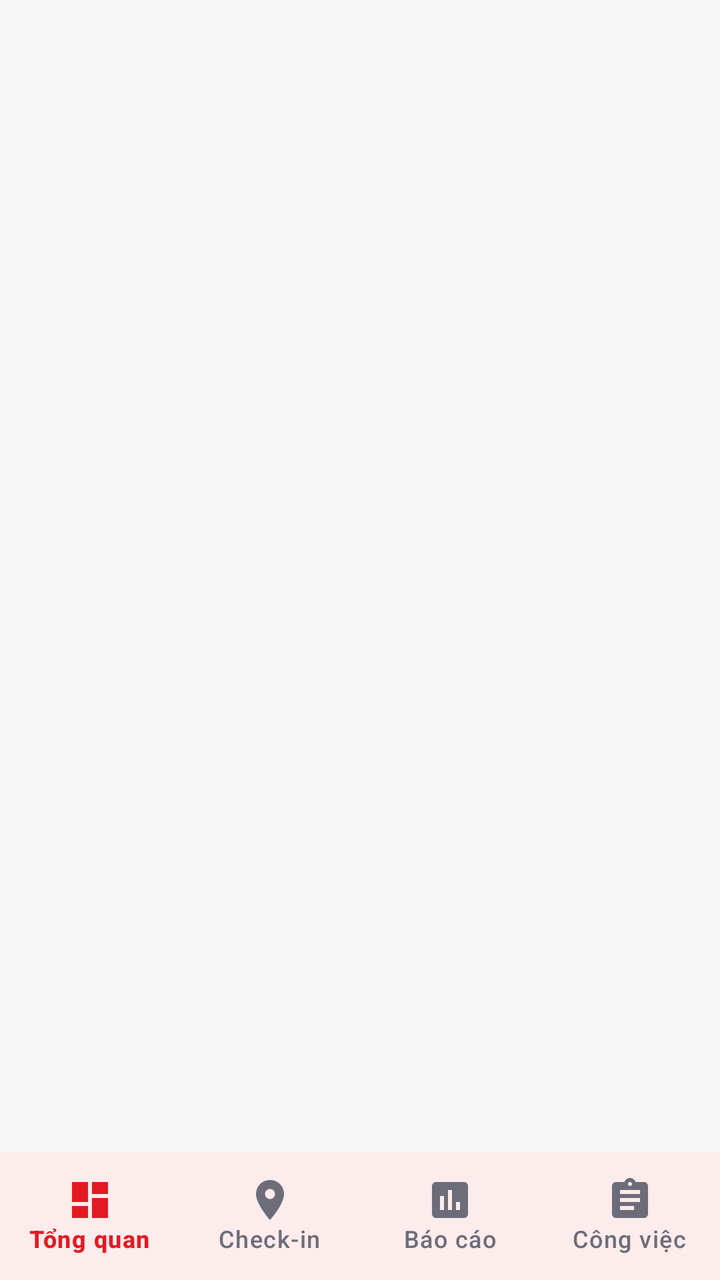
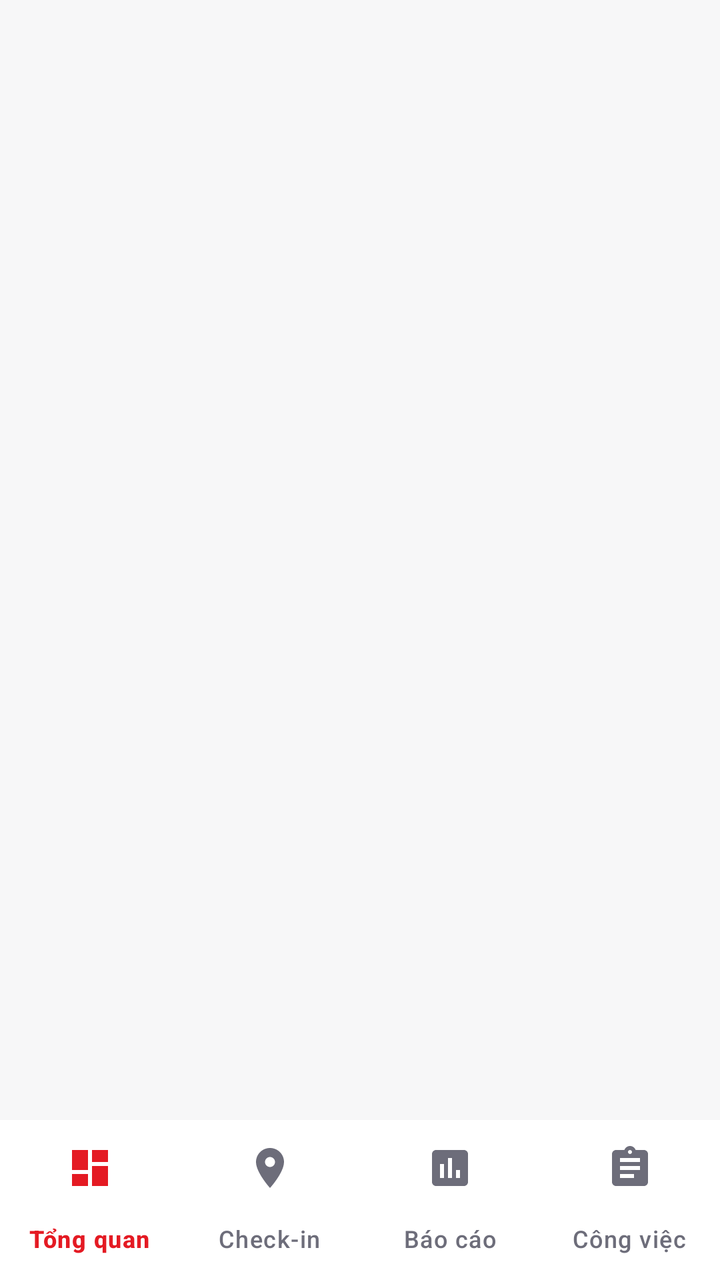

Screens rendered from an Android XML layout before and after an edit, with the pre-edit source and the edit as a unified diff.
<!-- AndroidManifest.xml: application theme Theme.ESalesSFA -->
<!-- res/layout/fragment_home.xml -->
<?xml version="1.0" encoding="utf-8"?>
<LinearLayout xmlns:android="http://schemas.android.com/apk/res/android"
    xmlns:app="http://schemas.android.com/apk/res-auto"
    android:layout_width="match_parent"
    android:layout_height="match_parent"
    android:orientation="vertical"
    android:background="?android:attr/colorBackground">

    <FrameLayout
        android:id="@+id/tabContainer"
        android:layout_width="match_parent"
        android:layout_height="0dp"
        android:layout_weight="1" />

    
    <com.google.android.material.bottomnavigation.BottomNavigationView
        android:id="@+id/bottomNav"
        android:layout_width="match_parent"
        android:layout_height="?attr/actionBarSize"
        android:background="@color/white"
        android:elevation="8dp"
        app:itemIconTint="@color/bottom_nav_item"
        app:itemTextColor="@color/bottom_nav_item"
        app:itemActiveIndicatorStyle="@null"
        app:labelVisibilityMode="labeled"
        app:menu="@menu/home_bottom_nav" />
</LinearLayout>
<!-- resources referenced by this layout -->
<resources>
  <color name="white">#FFFFFFFF</color>
  <style name="Theme.ESalesSFA" parent="Base.Theme.ESalesSFA" />
  <style name="Base.Theme.ESalesSFA" parent="Theme.Material3.Light.NoActionBar">
          <item name="colorPrimary">@color/brandRed</item>
          <item name="colorOnPrimary">@color/white</item>
          <item name="colorPrimaryContainer">@color/brandRedFaint</item>
          <item name="colorOnPrimaryContainer">@color/brandRedDark</item>
  
          <item name="colorSecondary">@color/stateBlue</item>
          <item name="colorOnSecondary">@color/white</item>
  
          <item name="colorError">@color/brandRed</item>
          <item name="colorOnError">@color/white</item>
  
          
          <item name="android:colorBackground">@color/surfaceGray</item>
          <item name="colorSurface">@color/white</item>
          <item name="colorOnSurface">@color/textDark</item>
          <item name="colorSurfaceVariant">@color/white</item>
          <item name="colorOnSurfaceVariant">@color/textGrayDark</item>
          <item name="colorOutline">@color/lineGray</item>
          <item name="colorOutlineVariant">@color/lineGray</item>
  
          <item name="android:textColorPrimary">@color/textDark</item>
          <item name="android:textColorSecondary">@color/textGrayDark</item>
          <item name="android:listDivider">@color/lineGray</item>
  
          <item name="android:statusBarColor">@color/brandRedDark</item>
          <item name="android:windowLightStatusBar">false</item>
  
          <item name="materialAlertDialogTheme">@style/ThemeOverlay.Sfa.Dialog</item>
      </style>
  <color name="brandRed">#E41A23</color>
  <color name="brandRedFaint">#1AE41A23</color>
  <color name="brandRedDark">#B6141C</color>
  <color name="stateBlue">#2D2DFE</color>
  <color name="surfaceGray">#F7F7F8</color>
  <color name="textDark">#0A091B</color>
  <color name="textGrayDark">#6D6D7A</color>
  <color name="lineGray">@color/brandRed</color>
  <style name="ThemeOverlay.Sfa.Dialog" parent="ThemeOverlay.Material3.MaterialAlertDialog">
          <item name="colorPrimary">@color/brandRed</item>
      </style>
</resources>

<!-- the commit's change to res/layout/fragment_home.xml (unified diff, before → after) -->
@@ -16,8 +16,8 @@
     <com.google.android.material.bottomnavigation.BottomNavigationView
         android:id="@+id/bottomNav"
         android:layout_width="match_parent"
-        android:layout_height="?attr/actionBarSize"
-        android:background="@color/white"
+        android:layout_height="wrap_content"
+        android:background="@drawable/bg_bottom_nav"
         android:elevation="8dp"
         app:itemIconTint="@color/bottom_nav_item"
         app:itemTextColor="@color/bottom_nav_item"
<!-- resource entries referenced after the edit -->
@@ -1,5 +1,11 @@
 <!-- resources referenced by this layout -->
 <resources>
+  <!-- drawable bg_bottom_nav (drawable) -->
+  <?xml version="1.0" encoding="utf-8"?>
+  <shape xmlns:android="http://schemas.android.com/apk/res/android"
+      android:shape="rectangle">
+      <solid android:color="@color/white" />
+  </shape>
   <color name="white">#FFFFFFFF</color>
   <style name="Theme.ESalesSFA" parent="Base.Theme.ESalesSFA" />
   <style name="Base.Theme.ESalesSFA" parent="Theme.Material3.Light.NoActionBar">
@@ -27,8 +33,9 @@
           <item name="android:textColorSecondary">@color/textGrayDark</item>
           <item name="android:listDivider">@color/lineGray</item>
   
-          <item name="android:statusBarColor">@color/brandRedDark</item>
-          <item name="android:windowLightStatusBar">false</item>
+          
+          <item name="android:statusBarColor">@android:color/transparent</item>
+          <item name="android:navigationBarColor">@android:color/transparent</item>
   
           <item name="materialAlertDialogTheme">@style/ThemeOverlay.Sfa.Dialog</item>
       </style>
